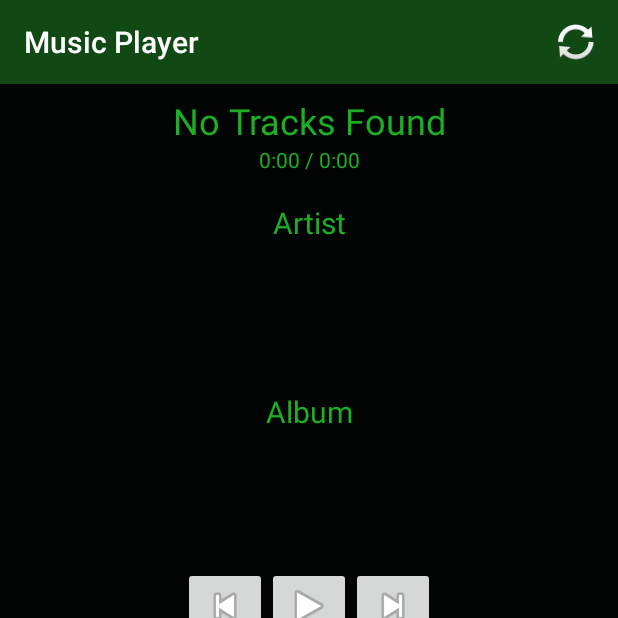
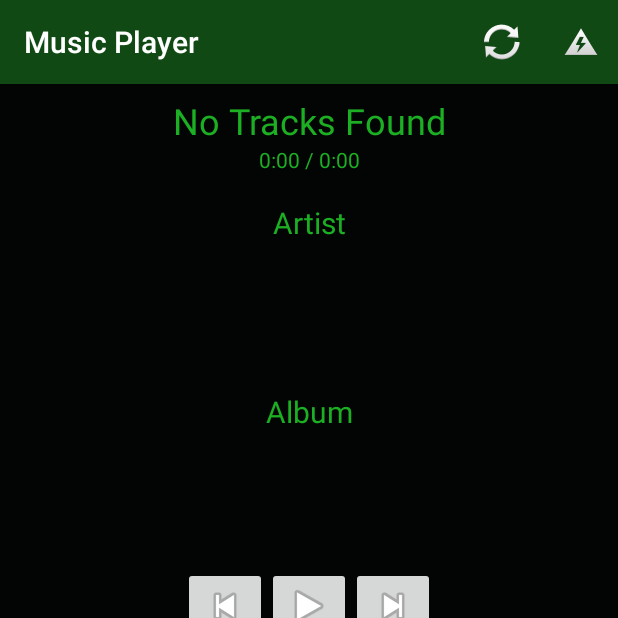
Before and after one commit to johncrawley/MusicPlayer, an Android app: the screen it shows after launch (MainActivity), on a phone screen of 412 x 824 dp, the top half of it. Run offline under Robolectric (Android 15) with nearby library versions, the light colour scheme and no system bars; 2 statements that could not run were skipped.

```diff
--- a/app/src/main/java/com/jacstuff/musicplayer/MainActivity.java
+++ b/app/src/main/java/com/jacstuff/musicplayer/MainActivity.java
@@ -125,7 +125,6 @@ public class MainActivity extends AppCompatActivity{
 
     private void startMediaPlayerService(){
         Intent mediaPlayerServiceIntent = new Intent(this, MediaPlayerService.class);
-        log("entered startMediaPlayerService(), about to start foreground media player service");
         getApplicationContext().startForegroundService(mediaPlayerServiceIntent);
         getApplicationContext().bindService(mediaPlayerServiceIntent, serviceConnection, 0);
     }
@@ -136,8 +135,9 @@ public class MainActivity extends AppCompatActivity{
     }
 
 
-    private void notifyPlayerStopped(){
-        log("Entered notifyPlayerStopped()");
+    public void notifyPlayerStopped(){
+        playButton.setVisibility(View.VISIBLE);
+        pauseButton.setVisibility(View.GONE);
     }
 
 
@@ -293,12 +293,10 @@ public class MainActivity extends AppCompatActivity{
 
 
     private void setupTabLayout(){
-        log("Entered setupTabLayout");
         TabLayout tabLayout = findViewById(R.id.tabLayout);
         viewStateAdapter = new ViewStateAdapter(getSupportFragmentManager(), getLifecycle());
 
         final ViewPager2 pager = findViewById(R.id.pager);
-        log("About to set viewStateAdapter to pager");
         pager.setAdapter(viewStateAdapter);
         tabLayout.addOnTabSelectedListener(new TabLayout.OnTabSelectedListener() {
             @Override
@@ -308,9 +306,6 @@ public class MainActivity extends AppCompatActivity{
             @Override public void onTabUnselected(TabLayout.Tab tab) {}
             @Override public void onTabReselected(TabLayout.Tab tab) {}
         });
-        List<Fragment> fragments = getSupportFragmentManager().getFragments();
-        log("setupTabLayout() fragments list size: " + fragments.size());
-        log("Exiting setupTabLayout");
     }
 
 
@@ -322,8 +317,6 @@ public class MainActivity extends AppCompatActivity{
 
     public void updateTracksList(List<Track> updatedTracks, int currentTrackIndex){
         runOnUiThread(()-> {
-            log("Entered updateTracksList() number of tracks: " + updatedTracks.size());
-          //  getPlayerFragment().updateTracksList(updatedTracks, currentTrackIndex);
             listNotifier.setTracks(updatedTracks);
             updateViews(updatedTracks);
             displayPlaylistRefreshedMessage();
@@ -386,6 +379,9 @@ public class MainActivity extends AppCompatActivity{
         if(id == R.id.refresh_button) {
           mediaPlayerService.scanForTracks();
         }
+        else if(id == R.id.test_stop_after_current){
+            mediaPlayerService.stopAfterTrackFinishes();
+        }
         return super.onOptionsItemSelected(item);
     }
 
--- a/app/src/main/res/menu/refresh_button.xml
+++ b/app/src/main/res/menu/refresh_button.xml
@@ -9,5 +9,10 @@
         android:icon="@android:drawable/ic_popup_sync"
         android:title="@string/menu_button_refresh"/>
 
+    <item android:id="@+id/test_stop_after_current" android:name="test1"
+        android:orderInCategory="100" app:showAsAction="ifRoom"
+        android:icon="@android:drawable/ic_lock_idle_low_battery"
+        android:title="@string/menu_button_refresh"/>
+
 
 </menu>
```
Also changed, not shown: app/src/main/java/com/jacstuff/musicplayer/service/MediaPlayerService.java (+27 -37 lines).
